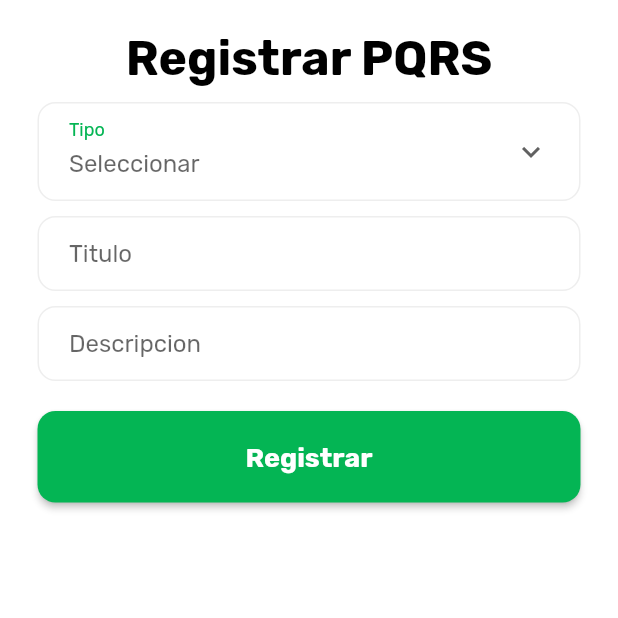
After one commit to jangellopez/optimijac, a Flutter app: the RegistrarPqrs screen opened directly, on a phone screen of 412 x 824 dp, the top half of it. The commit adds this screen. Run offline on Flutter 3.47's test engine with Material 2 defaults, Android fonts, the phone set to English and light mode, and no system bars; our stand-ins replace cloud_firestore, firebase_auth, firebase_core, firebase_storage, fluttertoast, get and 3 more; missing offline and left inert: dart:html; accounts and stored records are empty; network calls fail.

Commit message:
avanc pqr

```diff
--- a/lib/main.dart
+++ b/lib/main.dart
@@ -1,7 +1,10 @@
 import 'package:firebase_core/firebase_core.dart';
 import 'package:flutter/material.dart';
+import 'package:get/get.dart';
 import 'package:google_fonts/google_fonts.dart';
+import 'package:optimijac/screens/Habitantes/editar_perfil.dart';
 import 'package:optimijac/screens/login/login_screens.dart';
+import 'package:optimijac/screens/login/register_screens.dart';
 //flutter run -d chrome --web-renderer html
 Future<void> main() async {
   WidgetsFlutterBinding.ensureInitialized();
@@ -20,7 +23,7 @@ Future<void> main() async {
 class MyApp extends StatelessWidget {
   @override
   Widget build(BuildContext context) {
-    return MaterialApp(
+    return GetMaterialApp(
       debugShowCheckedModeBanner: false,
       title: 'Optimijac',
       theme: ThemeData(fontFamily: GoogleFonts.rubik().fontFamily),
--- a/lib/screens/Habitantes/editar_perfil.dart
+++ b/lib/screens/Habitantes/editar_perfil.dart
@@ -553,7 +553,7 @@ class _EditarPerfilState extends State<EditarPerfil> {
       Fluttertoast.showToast(msg: e!.message);
     });
   }
-
+  //cargar la imagen abriendo la galeria del celular
   uploadImage() async {
     final _storage = FirebaseStorage.instance;
     final _picker = ImagePicker();
--- a/lib/screens/home/menu_sreens.dart
+++ b/lib/screens/home/menu_sreens.dart
@@ -5,10 +5,10 @@ import 'package:optimijac/screens/PresidenteComunas/PresidentesComunas_screens.d
 import 'package:optimijac/screens/barrios/barrios_screens.dart';
 import 'package:optimijac/screens/comunas/comunas_screens.dart';
 import 'package:optimijac/screens/Habitantes/habitantes_screens.dart';
+import 'package:optimijac/screens/pqrs/registrar_pqrs.dart';
 import '../JAC/JuntaAccionComunal_Screens.dart';
 import '../barrios/addMiembro_Barrio.dart';
 import '../barrios/addMiembro_JAC.dart';
-import '../comunas/addPresidente_Comuna.dart';
 import '../login/login_screens.dart';
 import 'drawer_header.dart';
 
@@ -40,6 +40,8 @@ class _MenuState extends State<Menu> {
       container = AddMiembroJAC();
     } else if (currentPage == DrawerSections.addPresiAsocomuna) {
       container = PresidenteComuna();
+    } else if (currentPage == DrawerSections.registrarPqrs){
+      container = RegistrarPqrs();
     }
 
     return Scaffold(
@@ -96,6 +98,8 @@ class _MenuState extends State<Menu> {
               currentPage == DrawerSections.addMiembroJAC ? true : false),
           menuItem(7, "Presidente Comunas", Icons.business_rounded,
               currentPage == DrawerSections.addPresiAsocomuna ? true : false),
+          menuItem(8, "Registrar PQRS", Icons.message_rounded,
+              currentPage == DrawerSections.registrarPqrs ? true : false)
         ],
       ),
     );
@@ -122,6 +126,8 @@ class _MenuState extends State<Menu> {
               currentPage = DrawerSections.addMiembroJAC;
             } else if (id == 7) {
               currentPage = DrawerSections.addPresiAsocomuna;
+            } else if (id == 8) {
+              currentPage = DrawerSections.registrarPqrs;
             }
           });
         },
@@ -170,4 +176,5 @@ enum DrawerSections {
   addMiembroJAC,
   addPresiAsocomuna,
 
+  registrarPqrs
 }
--- a/lib/screens/login/register_screens.dart
+++ b/lib/screens/login/register_screens.dart
@@ -313,7 +313,7 @@ class _RegisterState extends State<Register> {
       //Navigator.pop(context);
     }
   }
-
+  //colocar imagen predeterminada
   Future<void> loadImage() async {
     var imageUrl = await FirebaseStorage.instance
         .ref()
--- /dev/null
+++ b/lib/screens/pqrs/registrar_pqrs.dart
@@ -0,0 +1,179 @@
+import 'package:flutter/material.dart';
+
+import '../../shared/widget_Share.dart';
+
+class RegistrarPqrs extends StatefulWidget {
+  RegistrarPqrs({Key? key}) : super(key: key);
+
+  @override
+  State<RegistrarPqrs> createState() => _RegistrarPqrsState();
+}
+
+class _RegistrarPqrsState extends State<RegistrarPqrs> {
+  String valorPeticion = 'Peticion';
+  var itemsComuna = ['Peticion', 'Queja', 'Reclamo', 'Sugerencia'];
+
+  late TextEditingController tituloController;
+  late TextEditingController descripcionController;
+  late TextEditingController tipoControlller;
+  // Firebase
+  // final _auth = FirebaseAuth.instance;
+  //Key formulario
+  final _formKey = GlobalKey<FormState>();
+  @override
+  void initState() {
+    tituloController = TextEditingController();
+    descripcionController = TextEditingController();
+    tipoControlller = TextEditingController();
+    super.initState();
+  }
+
+  @override
+  Widget build(BuildContext context) {
+    return Scaffold(
+      backgroundColor: Colors.white,
+      body: SingleChildScrollView(
+        child: Padding(
+          padding: const EdgeInsets.only(top: 20, bottom: 20),
+          child: Form(
+            key: _formKey,
+            child: Column(
+              mainAxisAlignment: MainAxisAlignment.center,
+              crossAxisAlignment: CrossAxisAlignment.center,
+              children: <Widget>[
+                //Texto
+                textowigetShared('Registrar PQRS'),
+                SizedBox(height: 10),
+                Padding(
+                  padding: const EdgeInsets.symmetric(horizontal: 25.0),
+                  child: Container(
+                    decoration: BoxDecoration(
+                      color: Colors.white,
+                      border: Border.all(color: Colors.grey.shade200, width: 1),
+                      borderRadius: BorderRadius.circular(12),
+                    ),
+                    child: Padding(
+                      padding: const EdgeInsets.only(left: 20.0, right: 20.0),
+                      child: DropdownButtonFormField<String>(
+                        hint: Text('Seleccionar'),
+                        decoration: InputDecoration(
+                            border: InputBorder.none,
+                            labelText: 'Tipo',
+                            labelStyle: TextStyle(color: Color(0xff04b554))),
+                        borderRadius: BorderRadius.circular(12),
+                        icon: const Icon(Icons.keyboard_arrow_down),
+                        items: itemsComuna.map((String items) {
+                          return DropdownMenuItem<String>(
+                            value: items,
+                            child: Text(items),
+                          );
+                        }).toList(),
+                        onChanged: (String? newValue) {
+                          setState(() {
+                            valorPeticion = newValue!;
+                          });
+                        },
+                      ),
+                    ),
+                  ),
+                ),
+                SizedBox(height: 10),
+                Padding(
+                  padding: const EdgeInsets.symmetric(horizontal: 25.0),
+                  child: Container(
+                    decoration: BoxDecoration(
+                      color: Colors.white,
+                      border: Border.all(color: Colors.grey.shade200, width: 1),
+                      borderRadius: BorderRadius.circular(12),
+                    ),
+                    child: Padding(
+                      padding: const EdgeInsets.only(left: 20.0),
+                      child: TextFormField(
+                        cursorColor: Color(0xff04b554),
+                        decoration: InputDecoration(
+                            border: InputBorder.none,
+                            fillColor: Color(0xff04b554),
+                            hintText: 'Titulo'),
+                        controller: tituloController,
+                        keyboardType: TextInputType.text,
+                        validator: (value) {
+                          if (value!.isEmpty) {
+                            return ("Por Favor, Ingrese un titulo.");
+                          }
+                          if (!RegExp("^[a-zA-Z0-9+_.-]").hasMatch(value)) {
+                            return ("Por Favor, Ingrese un titulo valido.");
+                          }
+                          return null;
+                        },
+                      ),
+                    ),
+                  ),
+                ),
+                SizedBox(height: 10),
+                Padding(
+                  padding: const EdgeInsets.symmetric(horizontal: 25.0),
+                  child: Container(
+                    decoration: BoxDecoration(
+                      color: Colors.white,
+                      border: Border.all(color: Colors.grey.shade200, width: 1),
+                      borderRadius: BorderRadius.circular(12),
+                    ),
+                    child: Padding(
+                      padding: const EdgeInsets.only(left: 20.0),
+                      child: TextFormField(
+                        maxLines: null,
+                        cursorColor: Color(0xff04b554),
+                        decoration: InputDecoration(
+                            border: InputBorder.none,
+                            fillColor: Color(0xff04b554),
+                            hintText: 'Descripcion'),
+                        controller: descripcionController,
+                        keyboardType: TextInputType.multiline,
+                        validator: (value) {
+                          if (value!.isEmpty) {
+                            return ("Por Favor, Ingrese una descripcion.");
+                          }
+                          if (!RegExp("^[a-zA-Z0-9+_.-]").hasMatch(value)) {
+                            return ("Por Favor, Ingrese una descripcion valida.");
+                          }
+                          return null;
+                        },
+                      ),
+                    ),
+                  ),
+                ),
+                SizedBox(height: 20),
+                Padding(
+                    padding: const EdgeInsets.symmetric(horizontal: 25.0),
+                    child: ElevatedButton(
+                      style: ElevatedButton.styleFrom(
+                        shape: RoundedRectangleBorder(
+                            borderRadius: BorderRadius.circular(12)),
+                        primary: Color(0xff04b554),
+                        padding: EdgeInsets.all(20),
+                      ),
+                      onPressed: () {
+                        //tipoControlller.text = valorPeticion;
+                        /*crearBarrio(
+                            nombreController.text, comunaControlller.text);*/
+                      },
+                      child: Container(
+                        child: Center(
+                          child: Text(
+                            'Registrar',
+                            style: TextStyle(
+                                color: Colors.white,
+                                fontWeight: FontWeight.bold,
+                                fontSize: 18),
+                          ),
+                        ),
+                      ),
+                    )),
+              ],
+            ),
+          ),
+        ),
+      ),
+    );
+  }
+}
--- a/pubspec.yaml
+++ b/pubspec.yaml
@@ -39,6 +39,7 @@ dependencies:
   firebase_storage:
   image_picker:
   permission_handler:
+  shared_preferences:
 
 dev_dependencies:
   flutter_test:
```
Also changed, not shown: lib/models/habitantes_model.dart (line endings or trailing spaces), pubspec.lock.
